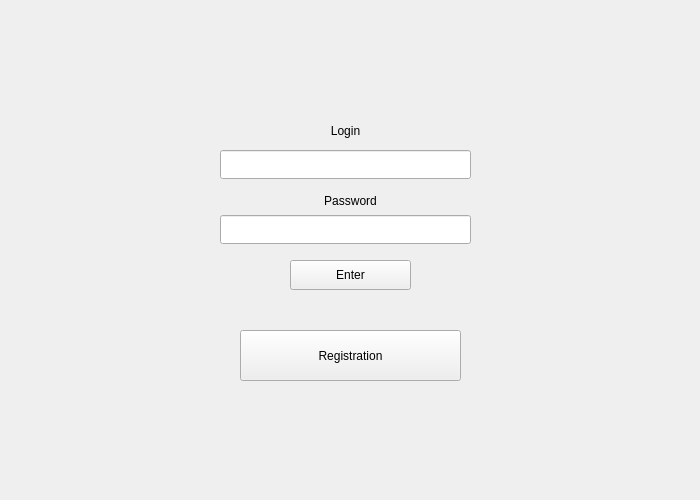
Above: forms/loginwindow.ui from SoPM/Client before the change. Below: the same form after it.
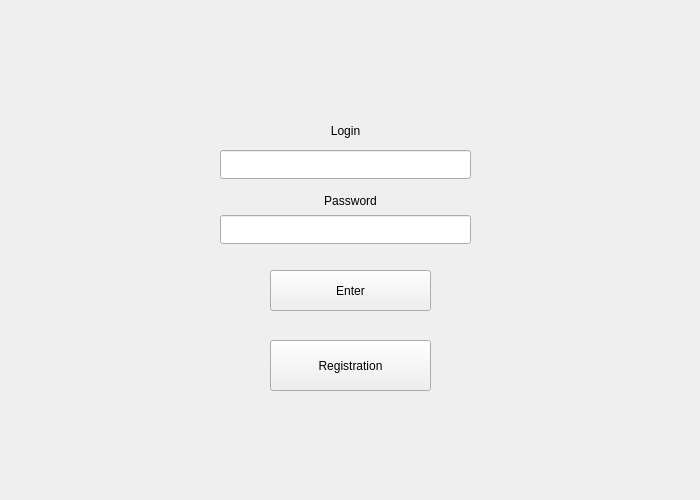
That is the form after the change.

The edit to the form file:
```diff
--- a/forms/loginwindow.ui
+++ b/forms/loginwindow.ui
@@ -93,10 +93,10 @@
    <widget class="QPushButton" name="enter_button">
     <property name="geometry">
      <rect>
-      <x>290</x>
-      <y>260</y>
-      <width>121</width>
-      <height>30</height>
+      <x>270</x>
+      <y>270</y>
+      <width>161</width>
+      <height>41</height>
      </rect>
     </property>
     <property name="text">
@@ -118,9 +118,9 @@
    <widget class="QPushButton" name="registration_button">
     <property name="geometry">
      <rect>
-      <x>240</x>
-      <y>330</y>
-      <width>221</width>
+      <x>270</x>
+      <y>340</y>
+      <width>161</width>
       <height>51</height>
      </rect>
     </property>
```
Left out of the diff: 6 changed lines with no effect on the pictures.
